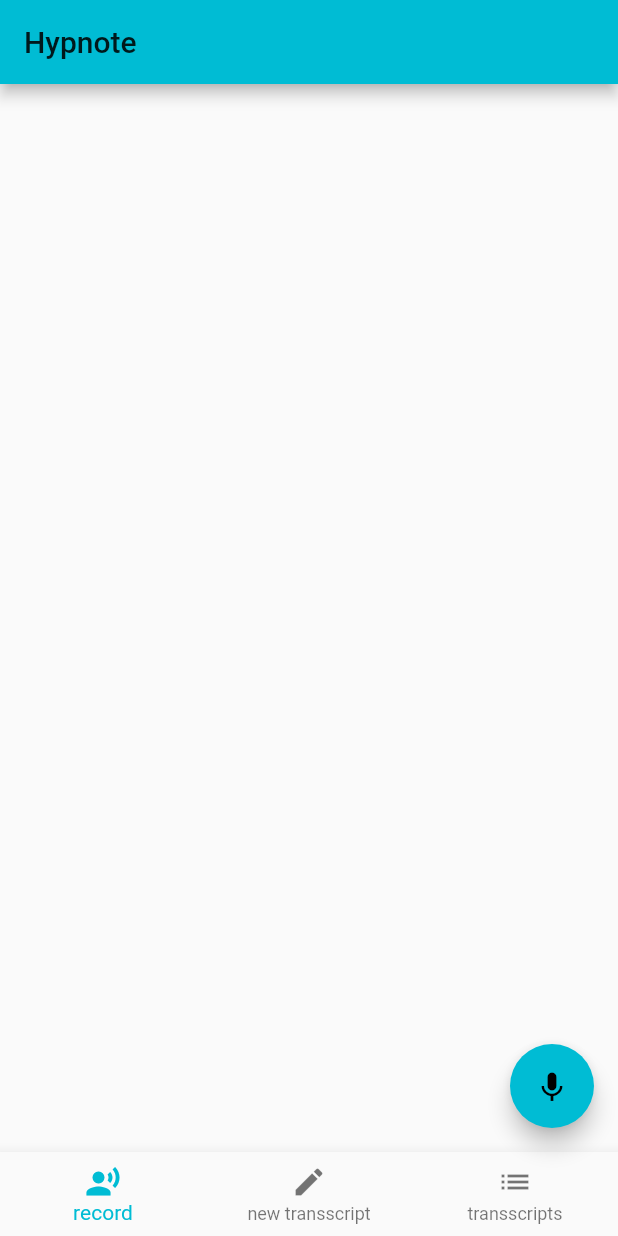
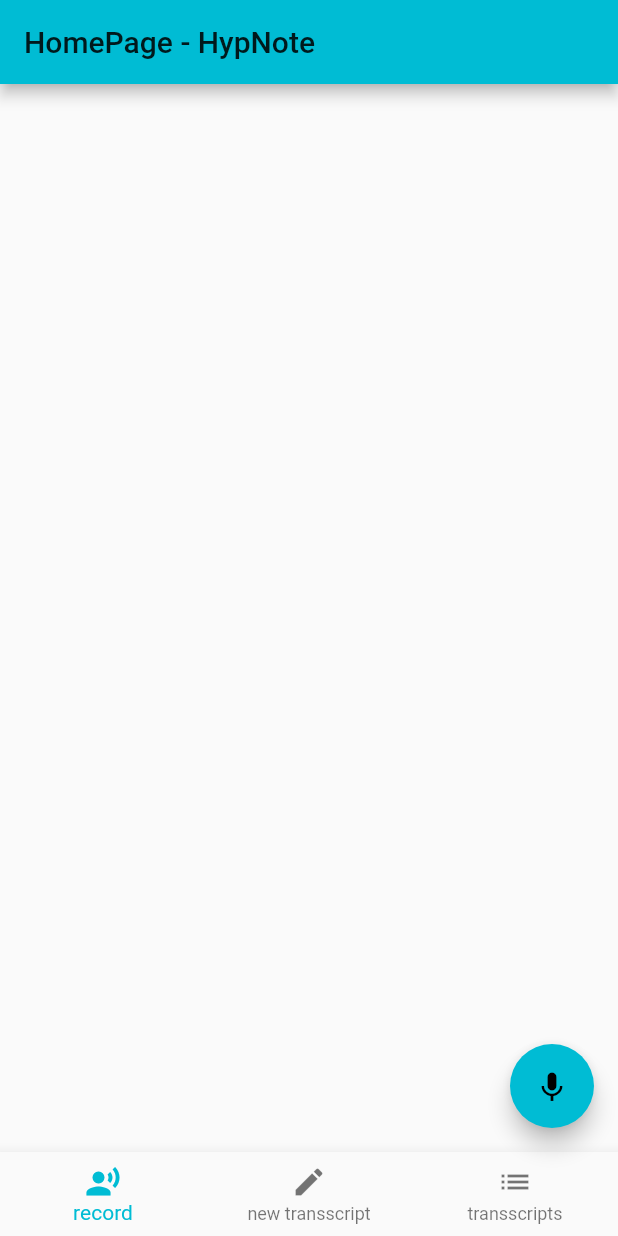
Before and after one commit to amanjaiswal03/notepadai_frontend, a Flutter app: the screen it shows after launch, on a phone screen of 412 x 824 dp. Run offline on Flutter 3.47's test engine with Material 2 defaults, Android fonts, the phone set to English and light mode, and no system bars; our stand-ins replace audioplayers; missing offline and left inert: audio_recorder, grpc, protobuf.

Commit message:
Changed title location

```diff
--- a/lib/main.dart
+++ b/lib/main.dart
@@ -28,11 +28,11 @@ class NotepadAI extends StatelessWidget {
   @override
   Widget build(BuildContext context) {
     return MaterialApp(
-      title: 'NotepadAI',
+      title: 'HypNote',
       theme: ThemeData(
         primarySwatch: MAIN_COLOR,
       ),
-      home: HomePage(title: 'HomePage - NotepadAI'),
+      home: HomePage(title: 'HomePage - HypNote'),
     );
   }
 }
@@ -80,7 +80,7 @@ class _HomePageState extends State<HomePage> {
   Widget build(BuildContext context) {
     return Scaffold(
       appBar: new AppBar(
-        title: new Text('Hypnote'),
+        title: new Text(widget.title),
       ),
       bottomNavigationBar: BottomNavigationBar(
         items: <BottomNavigationBarItem>[
```
